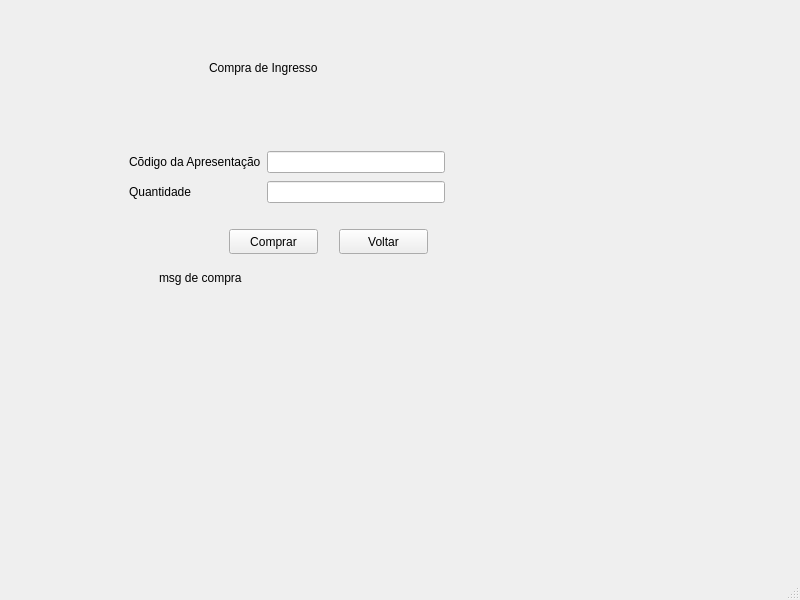
This is ui/viewVendas.ui in PedroAugustoRamalhoDuarte/Trabalho-TP1 as Qt 5 draws it before an edit. The edited form follows.
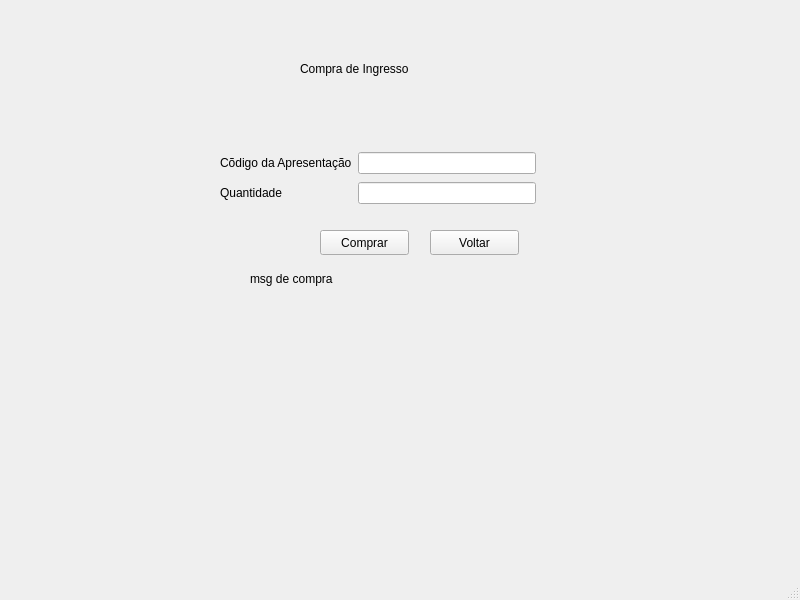
This is the edited form.

```diff
--- a/ui/viewVendas.ui
+++ b/ui/viewVendas.ui
@@ -17,8 +17,8 @@
    <widget class="QStackedWidget" name="stackedWidget">
     <property name="geometry">
      <rect>
-      <x>9</x>
-      <y>9</y>
+      <x>100</x>
+      <y>10</y>
       <width>651</width>
       <height>441</height>
      </rect>
```
